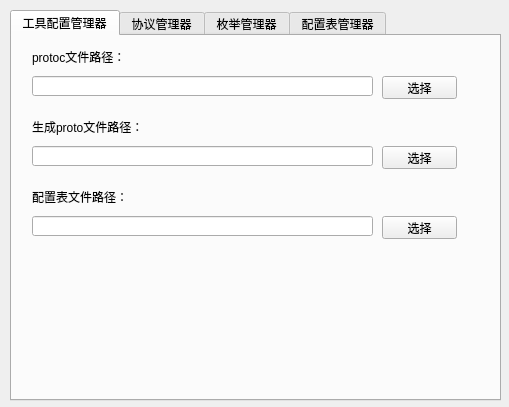
Old version of the form qt_ui/ui/setting.ui in the repository aywfelix/ProtoExcelTool.
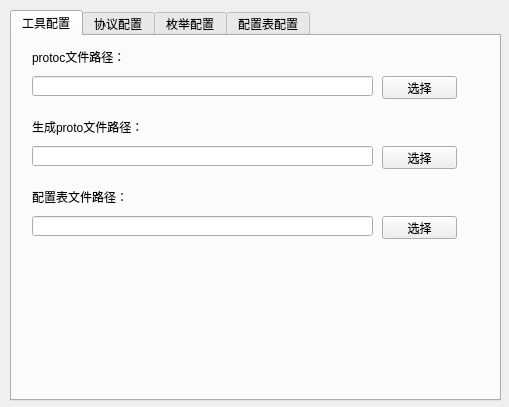
New version of the form. The open tabs and pages were chosen to show the change.

Commit message: 增加添加配置模板窗口

```diff
--- a/qt_ui/ui/setting.ui
+++ b/qt_ui/ui/setting.ui
@@ -27,7 +27,7 @@
    </property>
    <widget class="QWidget" name="tab_4">
     <attribute name="title">
-     <string>工具配置管理器</string>
+     <string>工具配置</string>
     </attribute>
     <widget class="QLineEdit" name="lEtProtocPath">
      <property name="geometry">
@@ -149,7 +149,7 @@
    </widget>
    <widget class="QWidget" name="tab">
     <attribute name="title">
-     <string>协议管理器</string>
+     <string>协议配置</string>
     </attribute>
     <widget class="QPushButton" name="bTnProtoAddTmpl">
      <property name="geometry">
@@ -177,7 +177,7 @@
    </widget>
    <widget class="QWidget" name="tab_2">
     <attribute name="title">
-     <string>枚举管理器</string>
+     <string>枚举配置</string>
     </attribute>
     <widget class="QPushButton" name="bTnEnumAddTmpl">
      <property name="geometry">
@@ -205,7 +205,7 @@
    </widget>
    <widget class="QWidget" name="tab_3">
     <attribute name="title">
-     <string>配置表管理器</string>
+     <string>配置表配置</string>
     </attribute>
     <widget class="QPushButton" name="bTnTableAddTmpl">
      <property name="geometry">
```
Left out of the diff: 2 changed lines with no effect on the pictures. The commit also changes 7 other files.
